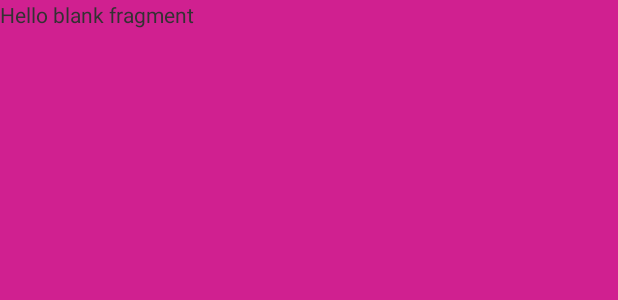
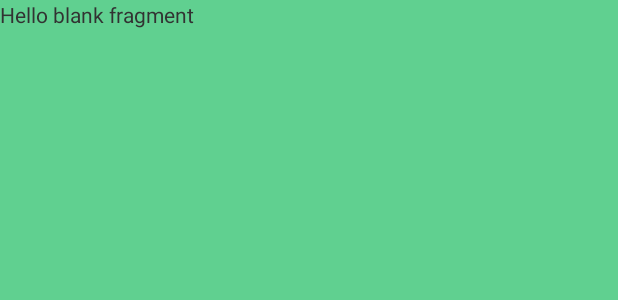
Before and after one commit to jieyz/FoodieNote, an Android app: the layout fragment_discover.xml on its own in the app's theme, with its tools: preview values and no code run, on a phone screen of 412 x 824 dp. Shown: the top 300 px of the screen. Run offline under Robolectric (Android 15) with nearby library versions, the light colour scheme and no system bars.

Commit message:
change discoverFragment's color

```diff
--- a/foodienote/src/main/res/layout/fragment_discover.xml
+++ b/foodienote/src/main/res/layout/fragment_discover.xml
@@ -6,6 +6,6 @@
     <!-- TODO: Update blank fragment layout -->
     <TextView android:layout_width="match_parent" android:layout_height="match_parent"
         android:text="@string/hello_blank_fragment"
-        android:background="#D02090"/>
+        android:background="#60d090"/>
 
 </FrameLayout>
```
